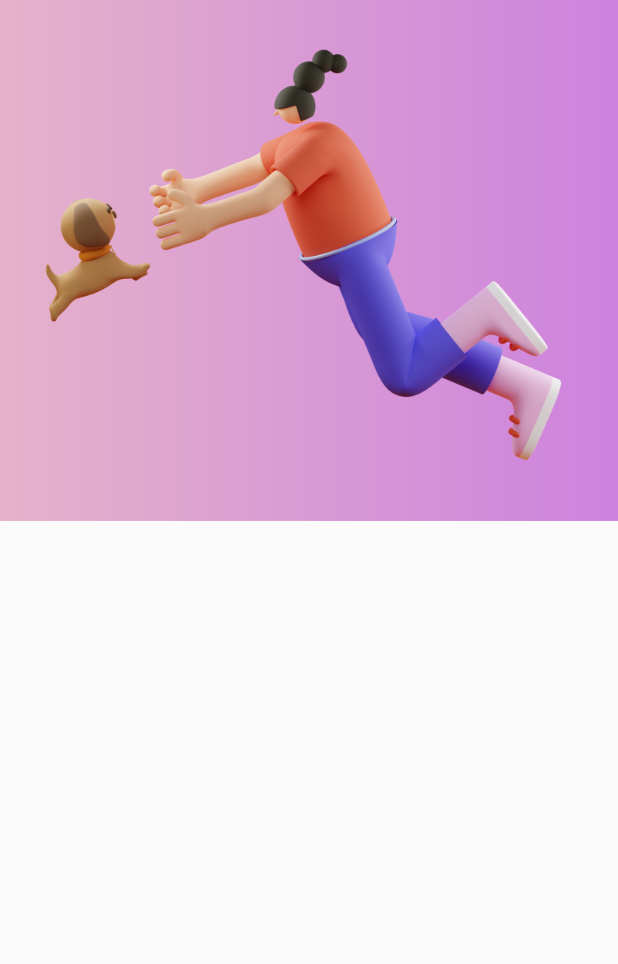
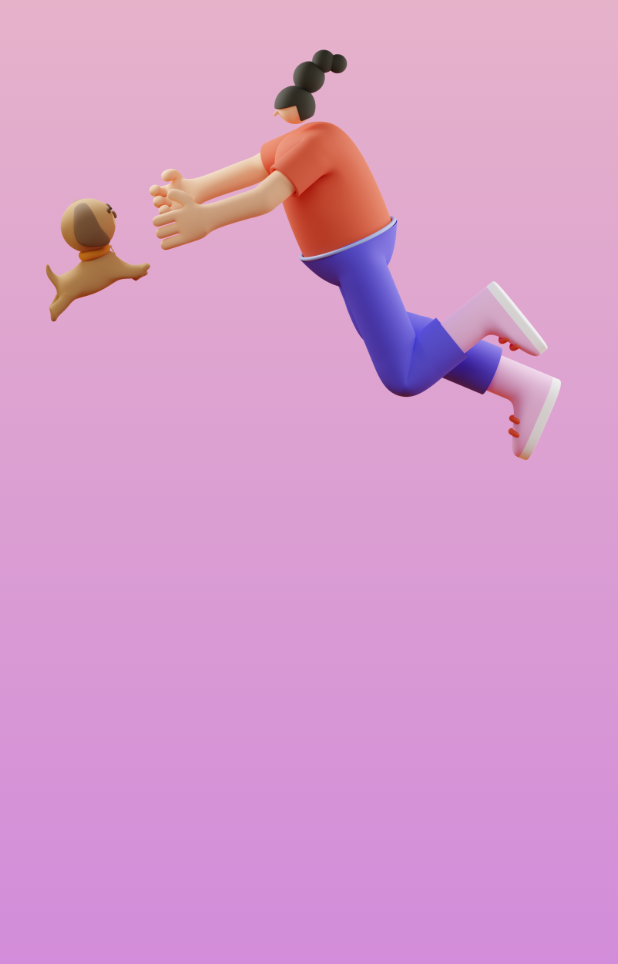
Before and after one commit to Sidharth-oops/Movies-Db, a Flutter app: the screen it shows after launch, on a phone screen of 412 x 824 dp. Shown: the top 964 px of the screen. Run offline on Flutter 3.47's test engine with Material 2 defaults, Android fonts, the phone set to English and light mode, and no system bars; our stand-ins replace anim_search_bar, cached_network_image, flutter_zoom_drawer, google_fonts, lottie, scroll_snap_list; missing offline and left inert: tmdb_api.

Commit message:
modified:   movies_db/lib/login.dart

```diff
--- a/movies_db/lib/login.dart
+++ b/movies_db/lib/login.dart
@@ -12,8 +12,11 @@ class Login extends StatelessWidget {
     Size size = MediaQuery.of(context).size;
     return Scaffold(
       body: Container(
+        height: double.maxFinite,
         decoration: BoxDecoration(
           gradient: LinearGradient(
+            begin: Alignment.topCenter,
+            end: Alignment.bottomCenter,
             colors: [g1, g2],
           ),
         ),
```
